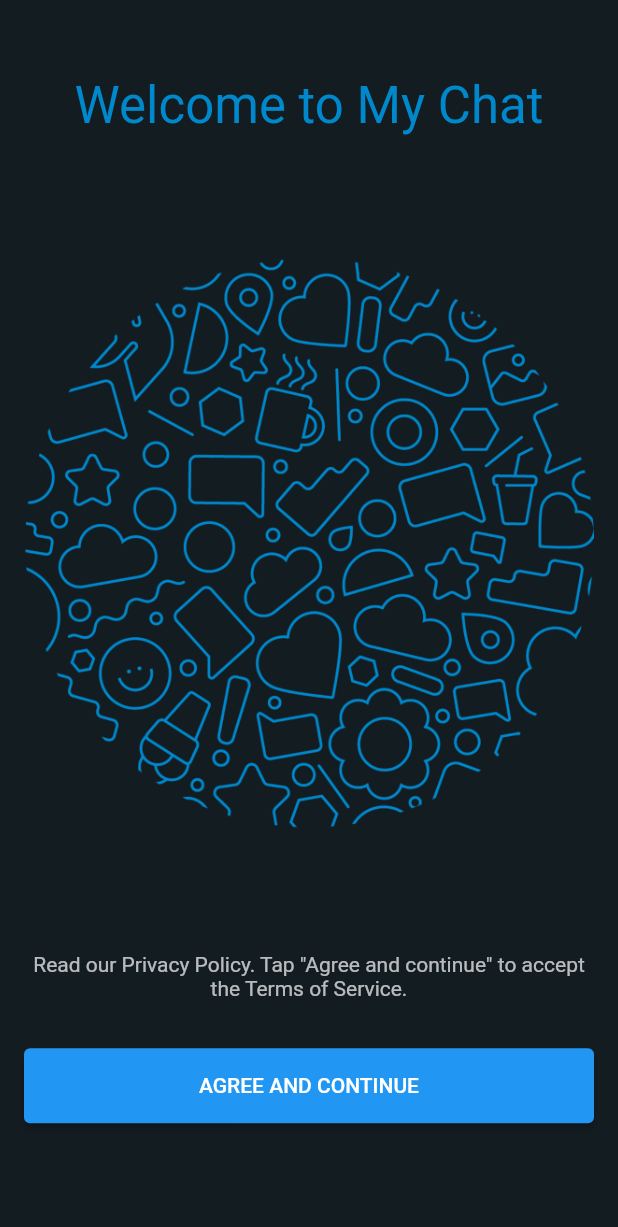
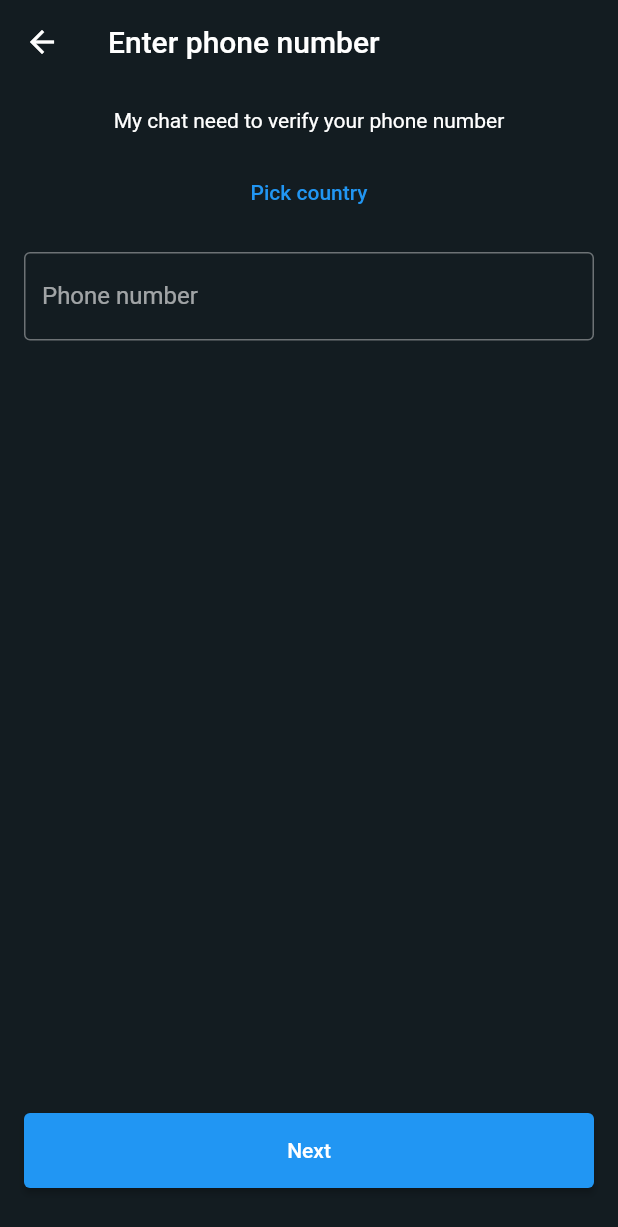
Before and after one commit to IlyasMukatdisov/my_chat, a Flutter app: the screen it shows after launch, after a tap on "AGREE AND CONTINUE", on a phone screen of 412 x 824 dp. Shown: the top 1227 px of the screen. Run offline on Flutter 3.47's test engine with Material 2 defaults, Android fonts, the phone set to English and light mode, and no system bars; our stand-ins replace firebase_core; accounts and stored records are empty; generated files the repository leaves out were written again; network calls fail.

Commit message:
created login screen

```diff
--- /dev/null
+++ b/lib/common/widgets/error_screen.dart
@@ -0,0 +1,20 @@
+import 'package:flutter/cupertino.dart';
+import 'package:flutter/src/widgets/container.dart';
+import 'package:flutter/src/widgets/framework.dart';
+import 'package:my_chat/utils/app_constants.dart';
+
+class ErrorScreen extends StatelessWidget {
+  final String errorMessage;
+  const ErrorScreen({super.key, required this.errorMessage});
+
+  @override
+  Widget build(BuildContext context) {
+    return Center(
+      child: Padding(
+        padding:
+            const EdgeInsets.symmetric(horizontal: AppConstants.defaultPadding),
+        child: Text(errorMessage),
+      ),
+    );
+  }
+}
--- /dev/null
+++ b/lib/features/auth/screens/login_screen.dart
@@ -0,0 +1,84 @@
+import 'package:flutter/material.dart';
+import 'package:my_chat/common/widgets/custom_button.dart';
+import 'package:my_chat/generated/l10n.dart';
+import 'package:my_chat/utils/app_constants.dart';
+
+class LoginScreen extends StatefulWidget {
+  static const routeName = '/login-screen';
+  const LoginScreen({super.key});
+
+  @override
+  State<LoginScreen> createState() => _LoginScreenState();
+}
+
+class _LoginScreenState extends State<LoginScreen> {
+  late final TextEditingController _phoneController;
+
+  @override
+  void initState() {
+    _phoneController = TextEditingController();
+    super.initState();
+  }
+
+  @override
+  void dispose() {
+    _phoneController.dispose();
+    super.dispose();
+  }
+
+  @override
+  Widget build(BuildContext context) {
+    return Scaffold(
+      appBar: AppBar(
+        title: Text(
+          AppLocalizations.of(context).enter_phone_number,
+        ),
+      ),
+      body: Container(
+        width: double.maxFinite,
+        padding: const EdgeInsets.all(AppConstants.defaultPadding),
+        child: Column(
+          crossAxisAlignment: CrossAxisAlignment.center,
+          children: [
+            Text(
+              AppLocalizations.of(context).my_chat_need_to_verify,
+              textAlign: TextAlign.center,
+            ),
+            const SizedBox(
+              height: AppConstants.defaultPadding,
+            ),
+            TextButton(
+              onPressed: () {},
+              child: Text(
+                AppLocalizations.of(context).pick_country,
+              ),
+            ),
+            // ignore: prefer_const_constructors
+            SizedBox(
+              height: AppConstants.defaultPadding,
+            ),
+            TextFormField(
+              controller: _phoneController,
+              onChanged: (value) {
+                setState(() {});
+              },
+              decoration: InputDecoration(
+                  border: OutlineInputBorder(),
+                  prefix: Text('+998'),
+                  labelText: AppLocalizations.of(context).phone_number,
+                  hintText: AppLocalizations.of(context).phone_number),
+            ),
+            Spacer(),
+            CustomButton(
+              text: 'Next',
+              callback: () {},
+            ),
+            SizedBox(
+              height: AppConstants.defaultPadding,
+            )
+          ],
+        ),
+      ),
+    );
+  }
+}
--- a/lib/features/landing/screens/landing_screen.dart
+++ b/lib/features/landing/screens/landing_screen.dart
@@ -1,6 +1,8 @@
 import 'package:flutter/material.dart';
-import 'package:flutter_gen/gen_l10n/app_localizations.dart';
+
 import 'package:my_chat/common/widgets/custom_button.dart';
+import 'package:my_chat/features/auth/screens/login_screen.dart';
+import 'package:my_chat/generated/l10n.dart';
 import 'package:my_chat/utils/colors.dart';
 import 'package:my_chat/utils/app_constants.dart';
 
@@ -23,7 +25,7 @@ class LandingScreen extends StatelessWidget {
                 const SizedBox(
                   height: 50,
                 ),
-                Text("${AppLocalizations.of(context)!.landing_title} My Chat",
+                Text("${AppLocalizations.of(context).landing_title} My Chat",
                     textAlign: TextAlign.center,
                     style: Theme.of(context)
                         .textTheme
@@ -41,7 +43,7 @@ class LandingScreen extends StatelessWidget {
                   height: size.height / 10,
                 ),
                 Text(
-                  AppLocalizations.of(context)!.landing_privacy_terms,
+                  AppLocalizations.of(context).landing_privacy_terms,
                   textAlign: TextAlign.center,
                   style: Theme.of(context)
                       .textTheme
@@ -54,8 +56,10 @@ class LandingScreen extends StatelessWidget {
                 SizedBox(
                   width: size.width < 400 ? size.width : 400,
                   child: CustomButton(
-                    text: AppLocalizations.of(context)!.agree_and_continue,
-                    callback: () {},
+                    text: AppLocalizations.of(context).agree_and_continue,
+                    callback: () {
+                      Navigator.of(context).pushNamed(LoginScreen.routeName);
+                    },
                   ),
                 ),
               ],
--- a/lib/l10n/intl_en.arb
+++ b/lib/l10n/intl_en.arb
@@ -4,5 +4,10 @@
     "status": "Status",
     "calls": "Calls",
     "landing_privacy_terms": "Read our Privacy Policy. Tap \"Agree and continue\" to accept the Terms of Service.",
-    "agree_and_continue": "AGREE AND CONTINUE"
+    "agree_and_continue": "AGREE AND CONTINUE",
+    "enter_phone_number": "Enter phone number",
+    "page_does_not_exists": "This page doesn't exist",
+    "my_chat_need_to_verify": "My chat need to verify your phone number",
+    "pick_country": "Pick country",
+    "phone_number": "Phone number"
 }
--- a/lib/l10n/intl_ru.arb
+++ b/lib/l10n/intl_ru.arb
@@ -4,5 +4,10 @@
     "status": "Статус",
     "calls": "Звонки",
     "landing_privacy_terms": "Ознакомьтесь с нашей Политикой конфиденциальности. Нажмите \"Принять и продолжить\", чтобы принять Условия использования.",
-    "agree_and_continue": "Согласен с правилами и продолжаю"
+    "agree_and_continue": "Согласен с правилами и продолжаю",
+    "enter_phone_number": "Введите номер телефона",
+    "page_does_not_exists": "Этой страницы не существует",
+    "my_chat_need_to_verify": "My chat необходимо проверить ваш номер телефона",
+    "pick_country": "Выберите страну",
+    "phone_number": "Номер телефона"
 }
--- a/lib/main.dart
+++ b/lib/main.dart
@@ -1,12 +1,15 @@
 import 'package:firebase_core/firebase_core.dart';
 import 'package:flutter/material.dart';
+import 'package:flutter_localizations/flutter_localizations.dart';
+import 'package:my_chat/features/auth/screens/login_screen.dart';
+import 'package:my_chat/generated/l10n.dart';
+import 'package:my_chat/router.dart';
 import 'package:my_chat/utils/colors.dart';
 import 'package:my_chat/features/landing/screens/landing_screen.dart';
 import 'package:my_chat/firebase_options.dart';
 import 'package:my_chat/screens/mobile_layout_screen.dart';
 import 'package:my_chat/screens/web_layout_screen.dart';
 import 'package:my_chat/utils/responsive_layout.dart';
-import 'package:flutter_gen/gen_l10n/app_localizations.dart';
 
 void main() async {
   WidgetsFlutterBinding.ensureInitialized();
@@ -22,11 +25,21 @@ class MyApp extends StatelessWidget {
   @override
   Widget build(BuildContext context) {
     return MaterialApp(
-        localizationsDelegates: AppLocalizations.localizationsDelegates,
-        supportedLocales: AppLocalizations.supportedLocales,
+        localizationsDelegates: const [
+          AppLocalizations.delegate,
+          GlobalMaterialLocalizations.delegate,
+          GlobalWidgetsLocalizations.delegate,
+          GlobalCupertinoLocalizations.delegate,
+        ],
+        supportedLocales: AppLocalizations.delegate.supportedLocales,
         debugShowCheckedModeBanner: false,
         title: 'My Chat',
+        onGenerateRoute: (settings) => generateRoute(settings),
         theme: ThemeData.dark().copyWith(
+          appBarTheme: const AppBarTheme(
+            color: backgroundColor,
+            elevation: 0,
+          ),
           colorScheme:
               ThemeData.dark().colorScheme.copyWith(secondary: tabColor),
           scaffoldBackgroundColor: backgroundColor,
--- /dev/null
+++ b/lib/router.dart
@@ -0,0 +1,22 @@
+import 'package:flutter/cupertino.dart';
+import 'package:flutter/material.dart';
+import 'package:my_chat/common/widgets/error_screen.dart';
+import 'package:my_chat/features/auth/screens/login_screen.dart';
+
+import 'package:my_chat/generated/l10n.dart';
+
+Route<dynamic> generateRoute(RouteSettings settings) {
+  switch (settings.name) {
+    case LoginScreen.routeName:
+      return MaterialPageRoute(
+        builder: (context) => const LoginScreen(),
+      );
+    default:
+      return MaterialPageRoute(
+        builder: (context) => Scaffold(
+          body: ErrorScreen(
+              errorMessage: AppLocalizations.of(context).page_does_not_exists),
+        ),
+      );
+  }
+}
--- a/lib/screens/mobile_layout_screen.dart
+++ b/lib/screens/mobile_layout_screen.dart
@@ -1,7 +1,7 @@
 import 'package:flutter/material.dart';
+import 'package:my_chat/generated/l10n.dart';
 import 'package:my_chat/utils/colors.dart';
 import 'package:my_chat/widgets/contacts_list.dart';
-import 'package:flutter_gen/gen_l10n/app_localizations.dart';
 
 class MobileLayoutScreen extends StatelessWidget {
   const MobileLayoutScreen({Key? key}) : super(key: key);
@@ -43,13 +43,13 @@ class MobileLayoutScreen extends StatelessWidget {
             ),
             tabs: [
               Tab(
-                text: AppLocalizations.of(context)!.chats.toUpperCase(),
+                text: AppLocalizations.of(context).chats.toUpperCase(),
               ),
               Tab(
-                text: AppLocalizations.of(context)!.status.toUpperCase(),
+                text: AppLocalizations.of(context).status.toUpperCase(),
               ),
               Tab(
-                text: AppLocalizations.of(context)!.calls.toUpperCase(),
+                text: AppLocalizations.of(context).calls.toUpperCase(),
               ),
             ],
           ),
```
Also changed, not shown: pubspec.yaml (+5 -2 lines), lib/generated/intl/messages_all.dart (added), lib/generated/intl/messages_en.dart (added), lib/generated/intl/messages_ru.dart (added), lib/generated/l10n.dart (added).
